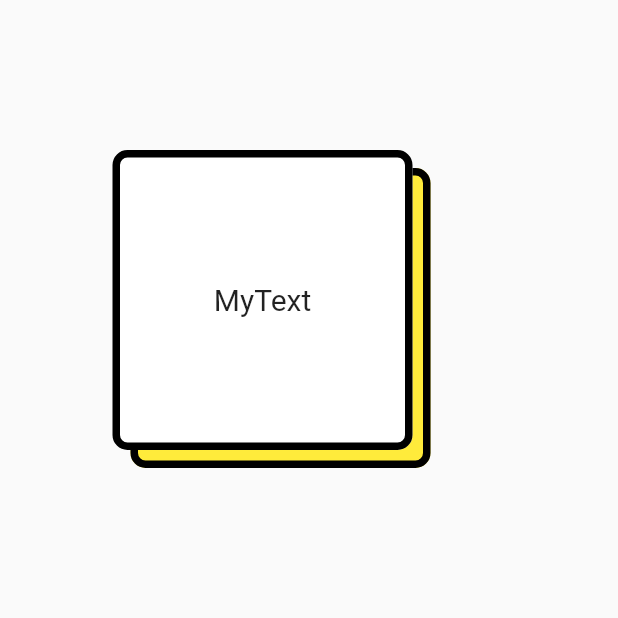
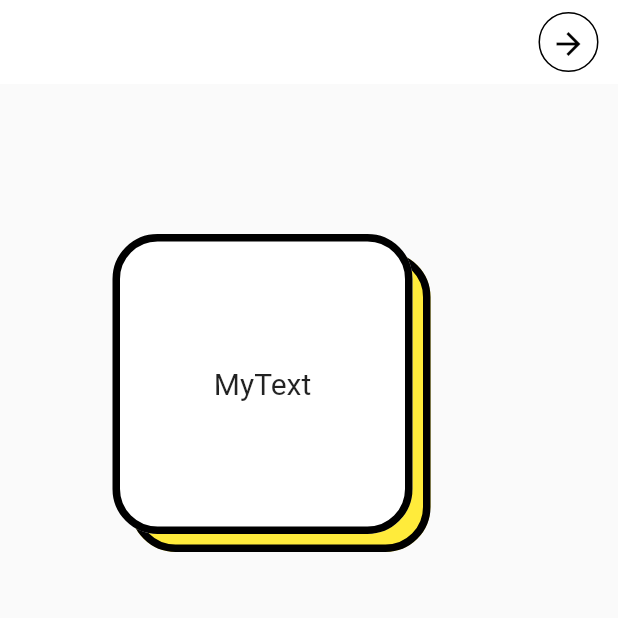
Before and after one commit to YUSUKESUP/Task_Tracker, a Flutter app: the screen it shows after launch, on a phone screen of 412 x 824 dp, the top half of it. Run offline on Flutter 3.47's test engine with Material 2 defaults, Android fonts, the phone set to English and light mode, and no system bars.

```diff
--- a/lib/home_page.dart
+++ b/lib/home_page.dart
@@ -1,3 +1,4 @@
+import 'package:firebase_crud/second_page.dart';
 import 'package:firebase_crud/stack.dart';
 import 'package:flutter/material.dart';
 
@@ -11,7 +12,38 @@ class HomePage extends StatefulWidget {
 class _HomePageState extends State<HomePage> {
   @override
   Widget build(BuildContext context) {
+
     return Scaffold(
+      appBar: AppBar(
+        backgroundColor: Colors.white,
+          elevation: 0,
+          actions: [
+        Padding(
+          padding: const EdgeInsets.all(8.0),
+          child: ClipRRect(
+            child: Container(
+              decoration: BoxDecoration(
+                shape: BoxShape.circle,
+                border: Border.all(
+                  color: Colors.black,
+                ),
+              ),
+              child: IconButton(
+                icon: Icon(Icons.arrow_forward,color: Colors.black,),
+                onPressed: () {
+                  Navigator.of(context).push(
+                    MaterialPageRoute(
+                      builder: (context) {
+                        return SecondPage(); // 遷移先の画面widgetを指定
+                      },
+                    ),
+                  );
+                },
+              ),
+            ),
+          ),
+        )
+      ]),
       body: Center(
         child: StackedContainer(),
       ),
--- a/lib/main.dart
+++ b/lib/main.dart
@@ -13,6 +13,7 @@ class MyApp extends StatelessWidget {
   @override
   Widget build(BuildContext context) {
     return MaterialApp(
+
       home: const HomePage(),
     );
   }
--- a/lib/stack.dart
+++ b/lib/stack.dart
@@ -26,7 +26,7 @@ class _StackedContainerState extends State<StackedContainer> {
                     color: Colors.black,
                     width: 5,
                   ),
-                  borderRadius: BorderRadius.circular(10),
+                  borderRadius: BorderRadius.circular(30),
                   boxShadow: [
                     BoxShadow(
                       color: Colors.yellow,
@@ -51,7 +51,7 @@ class _StackedContainerState extends State<StackedContainer> {
                     color: Colors.black,
                     width: 5,
                   ),
-                  borderRadius: BorderRadius.circular(10),
+                  borderRadius: BorderRadius.circular(30),
                   boxShadow: [
                     BoxShadow(
                       color: Colors.white,
```
Also changed, not shown: lib/second_page.dart (added, +74 -0 lines).
